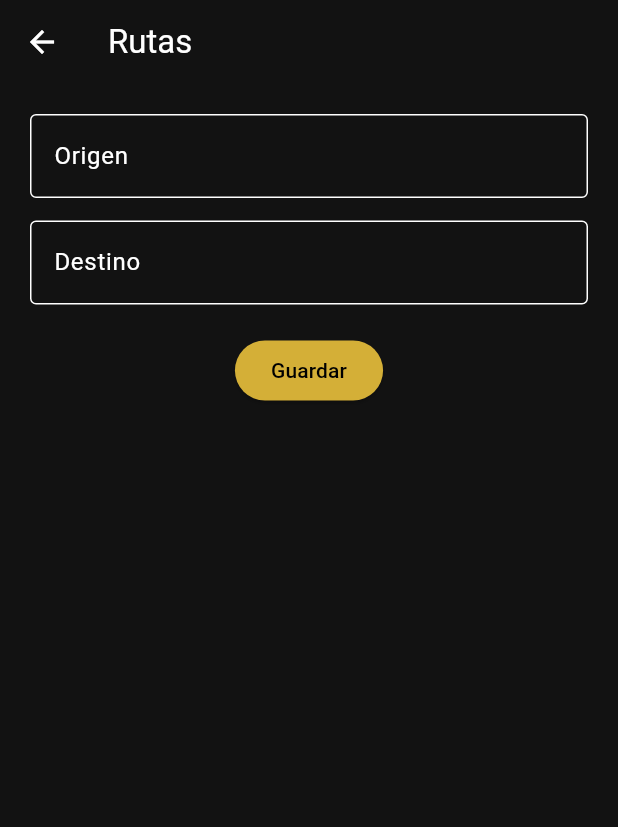
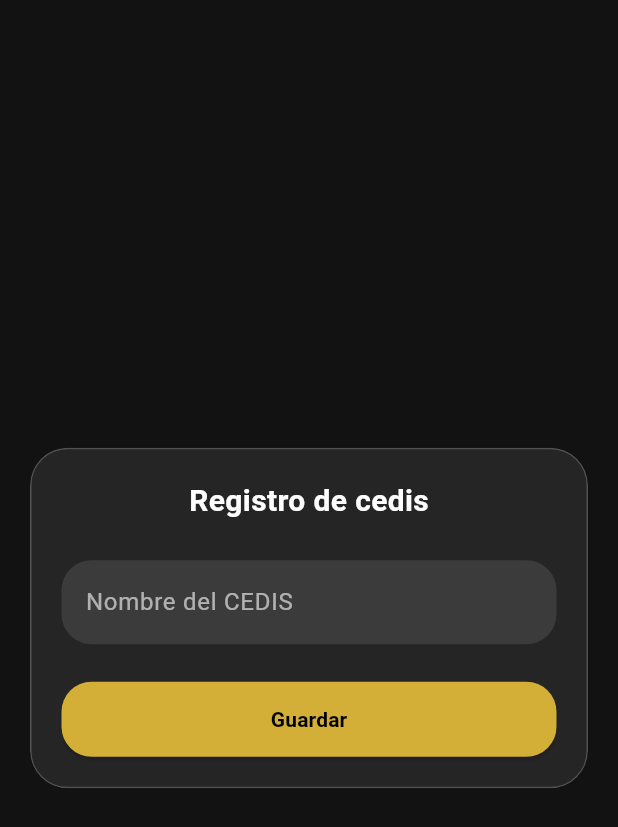
Before and after one commit to JonathanSG-afk/ASIGNACIONES-THRT, a Flutter app: the RutasPage widget shown alone on an empty page, opened directly, on a phone screen of 412 x 824 dp. Shown: the top 827 px of the screen. Run offline on Flutter 3.47's test engine with Material 3 defaults, Android fonts, the phone set to English and light mode, and no system bars.

Commit message:
unificacion de glasscard en los demas catalogos

```diff
--- a/lib/home_page.dart
+++ b/lib/home_page.dart
@@ -242,7 +242,7 @@ class _HomePageState extends State<HomePage> {
                         color: Colors.white70),
                     children: [
                       _menuItem("Camiones", 3),
-                      _menuItem("Rutas", 4),
+                      _menuItem("Cedis", 4),
                       _menuItem("Clientes", 5),
                     ],
                   ),
--- a/lib/rutas_page.dart
+++ b/lib/rutas_page.dart
@@ -1,4 +1,6 @@
+import 'dart:ui';
 import 'package:flutter/material.dart';
+import '../widgets/glass_card.dart'; // 👈 importa tu widget
 
 class RutasPage extends StatefulWidget {
   const RutasPage({super.key});
@@ -8,53 +10,84 @@ class RutasPage extends StatefulWidget {
 }
 
 class _RutasPageState extends State<RutasPage> {
-
-  final TextEditingController origen = TextEditingController();
-  final TextEditingController destino = TextEditingController();
+  final TextEditingController cedis = TextEditingController();
 
   void guardar() {
-    if (origen.text.isNotEmpty && destino.text.isNotEmpty) {
+    if (cedis.text.isNotEmpty) {
       ScaffoldMessenger.of(context).showSnackBar(
-        const SnackBar(content: Text("Ruta guardada")),
+        const SnackBar(content: Text("Cedis guardado")),
       );
     }
   }
 
   @override
   Widget build(BuildContext context) {
-    return Scaffold(
-      appBar: AppBar(title: const Text("Rutas")),
+    return Material(
+      color: Colors.transparent, // 🔥 importante para ver el fondo del Home
+      child: SingleChildScrollView(
+        child: SizedBox(
+          height: MediaQuery.of(context).size.height,
+          child: Center(
+            child: Padding(
+              padding: const EdgeInsets.all(20),
 
-      body: Padding(
-        padding: const EdgeInsets.all(20),
+              // 🔥 AQUÍ USAS TU GLASS CARD
+              child: GlassCard(
                 child: Column(
+                  mainAxisSize: MainAxisSize.min,
                   children: [
 
-            TextField(
-              controller: origen,
-              decoration: const InputDecoration(
-                labelText: "Origen",
-                border: OutlineInputBorder(),
+                    const Text(
+                      "Registro de cedis",
+                      style: TextStyle(
+                        fontSize: 20,
+                        color: Colors.white,
+                        fontWeight: FontWeight.bold,
                       ),
                     ),
 
-            const SizedBox(height: 15),
+                    const SizedBox(height: 25),
 
                     TextField(
-              controller: destino,
-              decoration: const InputDecoration(
-                labelText: "Destino",
-                border: OutlineInputBorder(),
+                      controller: cedis,
+                      style: const TextStyle(color: Colors.white),
+                      decoration: InputDecoration(
+                        hintText: "Nombre del CEDIS",
+                        hintStyle: const TextStyle(color: Colors.white60),
+                        filled: true,
+                        fillColor: Colors.white.withOpacity(0.1),
+                        border: OutlineInputBorder(
+                          borderRadius: BorderRadius.circular(20),
+                          borderSide: BorderSide.none,
+                        ),
                       ),
                     ),
 
-            const SizedBox(height: 20),
+                    const SizedBox(height: 25),
 
-            ElevatedButton(
+                    SizedBox(
+                      width: double.infinity,
+                      height: 50,
+                      child: ElevatedButton(
                         onPressed: guardar,
-              child: const Text("Guardar"),
-            )
+                        style: ElevatedButton.styleFrom(
+                          backgroundColor: const Color(0xFFD4AF37),
+                          foregroundColor: Colors.black,
+                          shape: RoundedRectangleBorder(
+                            borderRadius: BorderRadius.circular(20),
+                          ),
+                        ),
+                        child: const Text(
+                          "Guardar",
+                          style: TextStyle(fontWeight: FontWeight.bold),
+                        ),
+                      ),
+                    ),
                   ],
+                ),
+              ),
+            ),
+          ),
         ),
       ),
     );
```
Also changed, not shown: lib/horarios_page.dart (+59 -16 lines). Lines whose indentation alone changed are shown as unchanged.
